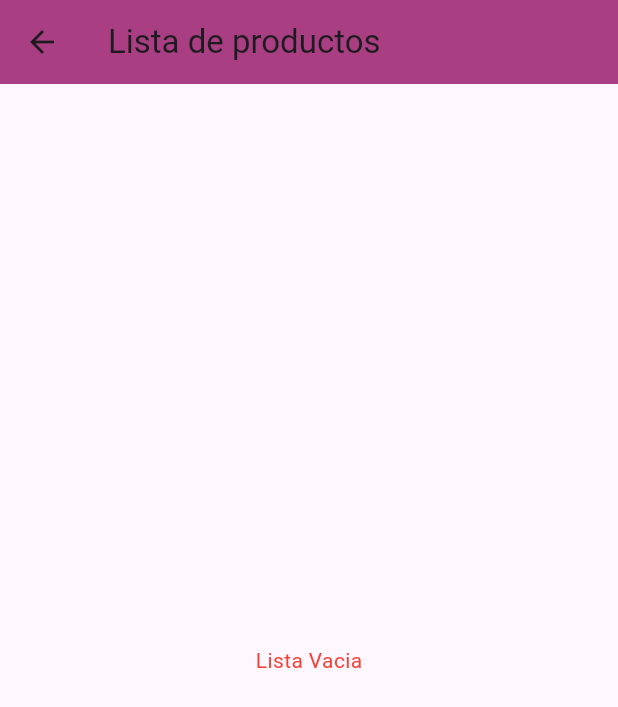
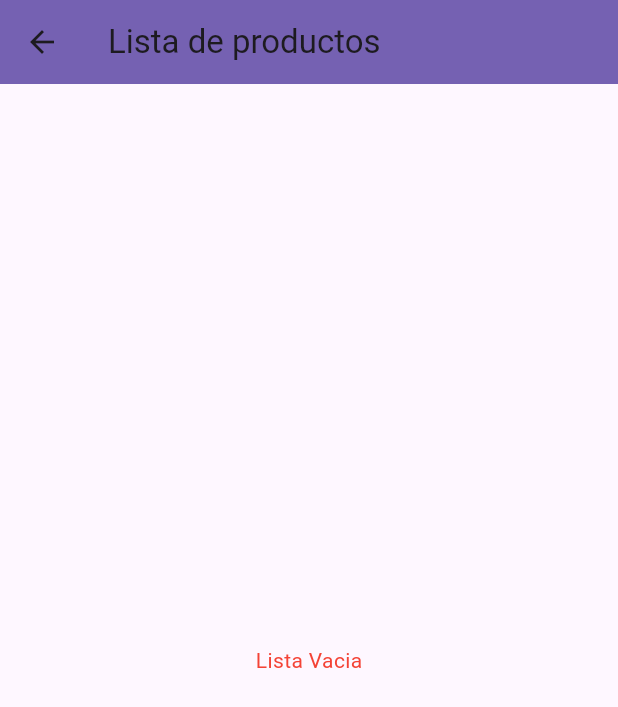
Before and after one commit to sofianuno/Parcial3p4, a Flutter app: the Lista screen opened directly with empty values, on a phone screen of 412 x 824 dp. Shown: the top 707 px of the screen. Run offline on Flutter 3.47's test engine with Material 3 defaults, Android fonts, the phone set to English and light mode, and no system bars.

Commit message:
no message

```diff
--- a/flutter_application_18/lib/main.dart
+++ b/flutter_application_18/lib/main.dart
@@ -11,6 +11,6 @@ class MyApp extends StatelessWidget {
   // This widget is the root of your application.
   @override
   Widget build(BuildContext context) {
-    return MaterialApp(home: Datos());
+    return MaterialApp(debugShowCheckedModeBanner: false, home: Datos());
   }
 }
--- a/flutter_application_18/lib/widget/lista.dart
+++ b/flutter_application_18/lib/widget/lista.dart
@@ -9,13 +9,29 @@ class Lista extends StatefulWidget {
 }
 
 class _ListaState extends State<Lista> {
+  //  Función para calcular la suma total de los precios
+  void _mostrarTotal() {
+    double total = 0.0;
+    for (var item in widget.items) {
+      total += double.tryParse(item.precio.replaceAll(',', '.')) ?? 0.0;
+    }
+
+    ScaffoldMessenger.of(context).showSnackBar(
+      SnackBar(
+        content: Text(
+          'El total de los productos es: \$${total.toStringAsFixed(2)}',
+        ),
+      ),
+    );
+  }
+
   @override
   Widget build(BuildContext context) {
     final items = widget.items;
     return Scaffold(
       appBar: AppBar(
         title: Text('Lista de productos'),
-        backgroundColor: const Color.fromARGB(255, 169, 63, 130),
+        backgroundColor: const Color.fromARGB(255, 117, 97, 178),
       ),
       body: items.isEmpty
           ? Center(
@@ -24,6 +40,10 @@ class _ListaState extends State<Lista> {
           : Center(
               child: Padding(
                 padding: EdgeInsets.all(15),
+                child: Column(
+                  children: [
+                    // ✅ Lista de productos
+                    Expanded(
                       child: ListView.builder(
                         itemCount: items.length,
                         itemBuilder: (context, index) {
@@ -43,7 +63,6 @@ class _ListaState extends State<Lista> {
                                 color: Colors.red,
                                 onPressed: () {
                                   setState(() {
-                              //print('Eliminar $index');
                                     items.removeAt(index);
                                   });
                                 },
@@ -54,6 +73,32 @@ class _ListaState extends State<Lista> {
                         },
                       ),
                     ),
+                    SizedBox(height: 10),
+                    // Botón para sumar precios
+                    SizedBox(
+                      width: double.infinity,
+                      child: ElevatedButton.icon(
+                        onPressed: _mostrarTotal,
+                        icon: Icon(Icons.calculate),
+                        label: Text('Calcular total'),
+                        style: ElevatedButton.styleFrom(
+                          backgroundColor: const Color.fromARGB(
+                            255,
+                            234,
+                            234,
+                            236,
+                          ),
+                          padding: EdgeInsets.symmetric(vertical: 15),
+                          textStyle: TextStyle(
+                            fontSize: 18,
+                            fontWeight: FontWeight.bold,
+                          ),
+                        ),
+                      ),
+                    ),
+                  ],
+                ),
+              ),
             ),
     );
   }
```
Also changed, not shown: flutter_application_18/lib/widget/datos.dart (+85 -29 lines). Lines whose indentation alone changed are shown as unchanged.
